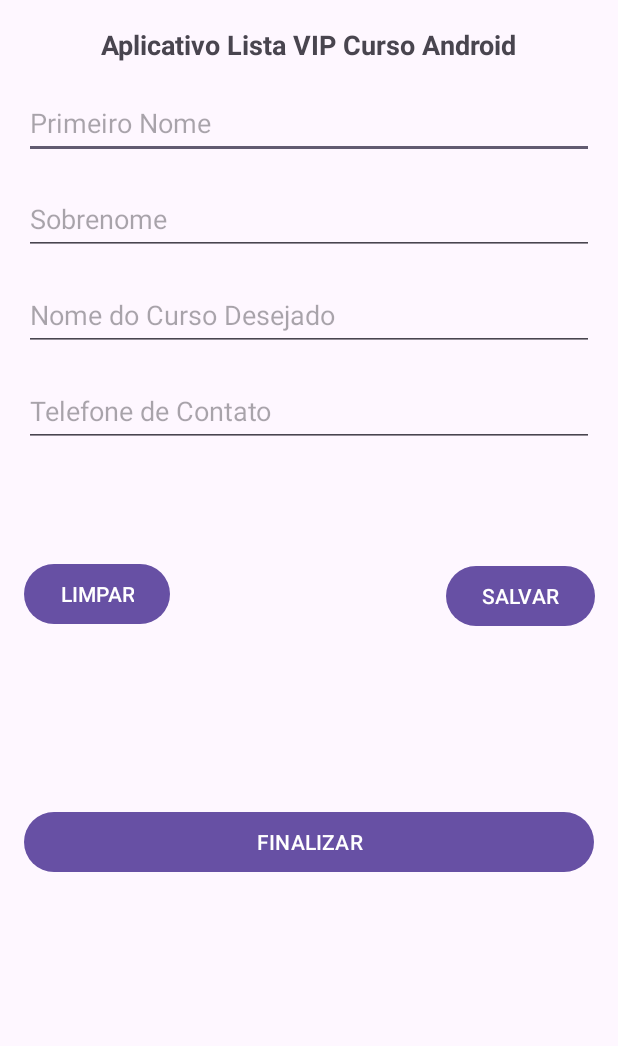
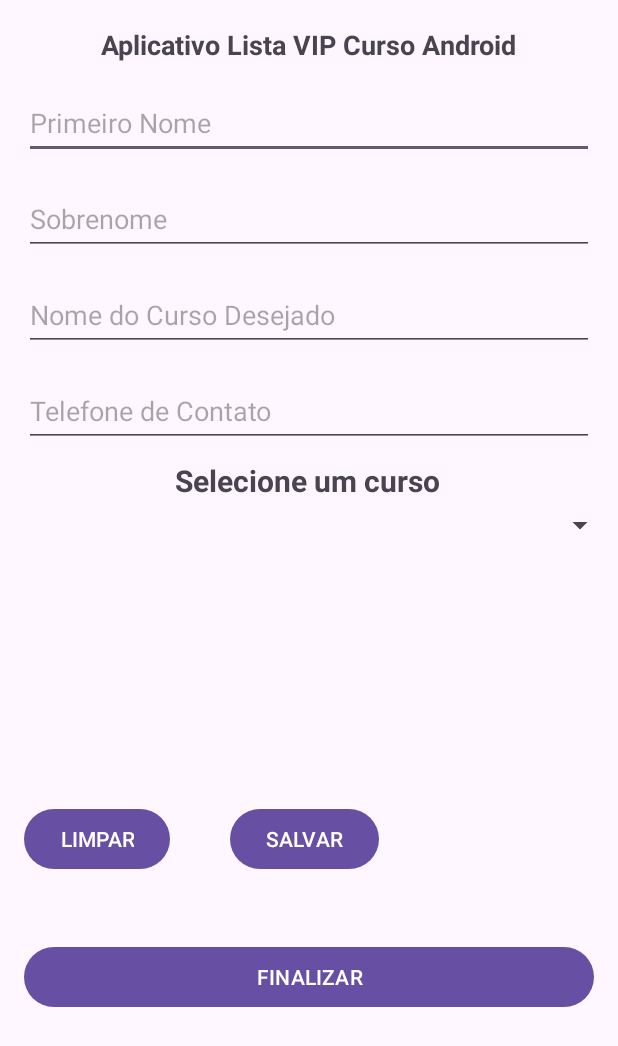
Before and after one commit to joaoadsistemas/Java_Kotlin_Android, an Android app: the screen it shows after launch (MainActivity), on a phone screen of 412 x 824 dp. Shown: the top 1046 px of the screen. Run offline under Robolectric (Android 15) with nearby library versions, the phone set to English and light mode, and no system bars.

Commit message:
Refatoração Layout - Spinner

```diff
--- a/AppListaCurso/app/src/main/res/layout/activity_main.xml
+++ b/AppListaCurso/app/src/main/res/layout/activity_main.xml
@@ -76,19 +76,20 @@
         android:text="@string/txt_button_limpar"
         app:layout_constraintBottom_toTopOf="@+id/btnFinalizar"
         app:layout_constraintStart_toStartOf="parent"
-        app:layout_constraintTop_toBottomOf="@+id/editTelefoneContato" />
+        app:layout_constraintTop_toBottomOf="@+id/editTelefoneContato"
+        app:layout_constraintVertical_bias="1.0" />
 
     <Button
         android:id="@+id/btnSalvar"
         android:layout_width="wrap_content"
         android:layout_height="wrap_content"
-        android:layout_marginStart="184dp"
+        android:layout_marginStart="40dp"
         android:layout_marginBottom="44dp"
         android:text="@string/txt_button_salvar"
         app:layout_constraintBottom_toTopOf="@+id/btnFinalizar"
         app:layout_constraintStart_toEndOf="@+id/btnLimpar"
         app:layout_constraintTop_toBottomOf="@+id/editTelefoneContato"
-        app:layout_constraintVertical_bias="0.513" />
+        app:layout_constraintVertical_bias="1.0" />
 
     <Button
         android:id="@+id/btnFinalizar"
@@ -100,6 +101,34 @@
         app:layout_constraintBottom_toBottomOf="parent"
         app:layout_constraintEnd_toEndOf="parent"
         app:layout_constraintStart_toStartOf="parent"
-        app:layout_constraintTop_toBottomOf="@+id/editTelefoneContato" />
+        app:layout_constraintTop_toBottomOf="@+id/editTelefoneContato"
+        app:layout_constraintVertical_bias="0.702" />
+
+    <Spinner
+        android:id="@+id/spinner"
+        android:layout_width="409dp"
+        android:layout_height="wrap_content"
+        android:layout_marginStart="16dp"
+        android:layout_marginTop="40dp"
+        android:layout_marginEnd="16dp"
+        app:layout_constraintBottom_toTopOf="@+id/btnSalvar"
+        app:layout_constraintEnd_toEndOf="parent"
+        app:layout_constraintStart_toStartOf="parent"
+        app:layout_constraintTop_toBottomOf="@+id/editTelefoneContato"
+        app:layout_constraintVertical_bias="0.0" />
+
+    <TextView
+        android:id="@+id/txtListaSpinner"
+        android:layout_width="wrap_content"
+        android:layout_height="wrap_content"
+        android:text="Selecione um curso"
+        android:textSize="20dp"
+        android:textStyle="bold"
+        app:layout_constraintBottom_toTopOf="@+id/spinner"
+        app:layout_constraintEnd_toEndOf="parent"
+        app:layout_constraintHorizontal_bias="0.497"
+        app:layout_constraintStart_toStartOf="parent"
+        app:layout_constraintTop_toBottomOf="@+id/editTelefoneContato"
+        app:layout_constraintVertical_bias="0.7" />
 
 </androidx.constraintlayout.widget.ConstraintLayout>
```
